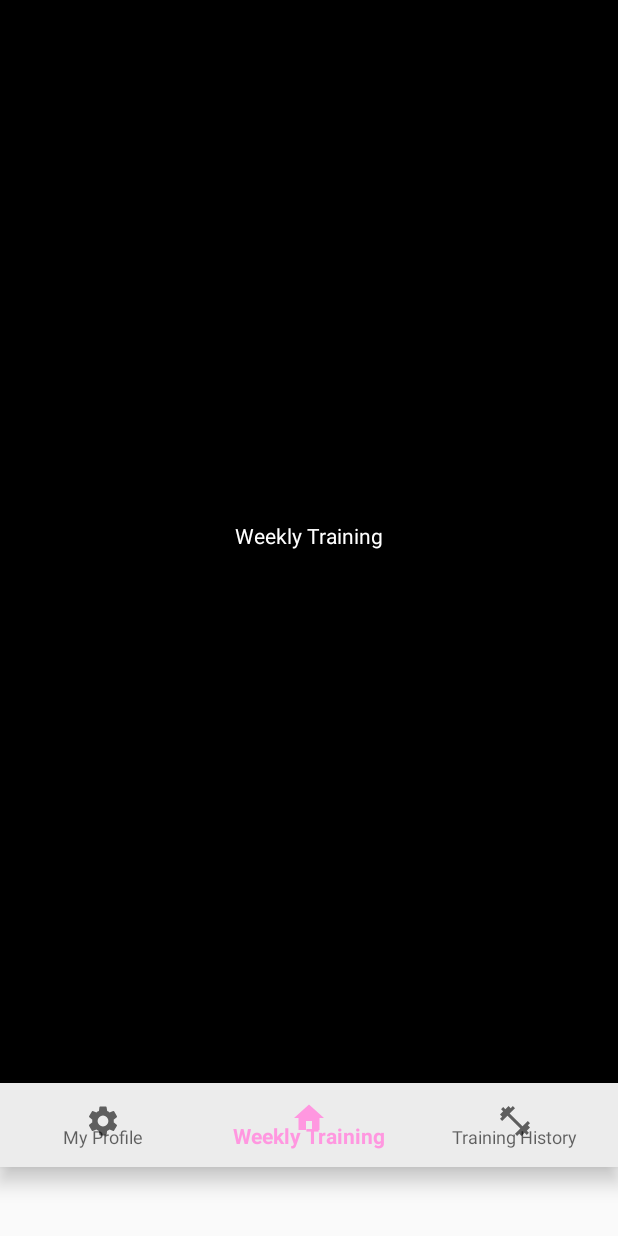
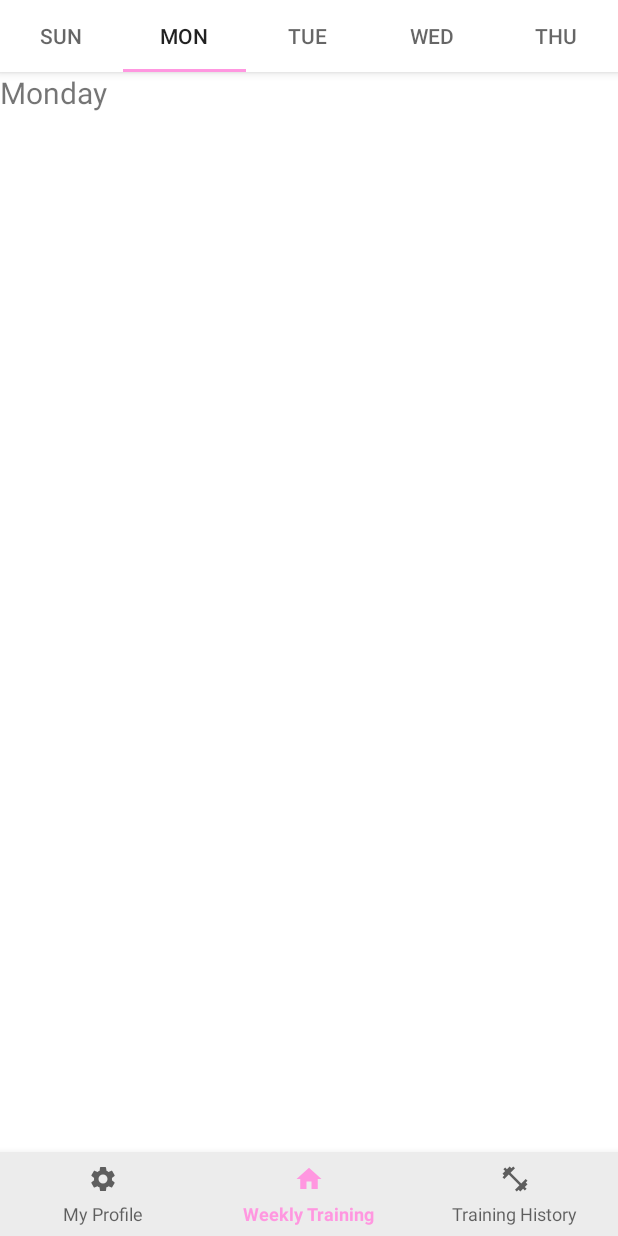
Before and after one commit to OrtalGeller/TrainWithMe, an Android app: the screen it shows after launch (MainActivity), item 2 of the bottom bar chosen, on a phone screen of 412 x 824 dp. Run offline under Robolectric (Android 15) with nearby library versions, the phone set to English and light mode, and no system bars.

Commit message:
TabLayout in WeeklyTrainingFragment

```diff
--- a/app/build.gradle
+++ b/app/build.gradle
@@ -24,6 +24,7 @@ dependencies {
     implementation 'com.android.support:appcompat-v7:28.0.0'
     implementation 'com.android.support:design:28.0.0'
     implementation 'com.android.support.constraint:constraint-layout:1.1.3'
+    implementation 'com.android.support:support-v4:28.0.0'
     testImplementation 'junit:junit:4.12'
     androidTestImplementation 'com.android.support.test:runner:1.0.2'
     androidTestImplementation 'com.android.support.test.espresso:espresso-core:3.0.2'
--- /dev/null
+++ b/app/src/main/java/com/example/trainwithme/MondayFragment.java
@@ -0,0 +1,29 @@
+package com.example.trainwithme;
+
+
+import android.os.Bundle;
+import android.support.v4.app.Fragment;
+import android.view.LayoutInflater;
+import android.view.View;
+import android.view.ViewGroup;
+
+
+/**
+ * A simple {@link Fragment} subclass.
+ */
+public class MondayFragment extends Fragment {
+
+
+    public MondayFragment() {
+        // Required empty public constructor
+    }
+
+
+    @Override
+    public View onCreateView(LayoutInflater inflater, ViewGroup container,
+                             Bundle savedInstanceState) {
+        // Inflate the layout for this fragment
+        return inflater.inflate(R.layout.fragment_monday, container, false);
+    }
+
+}
--- /dev/null
+++ b/app/src/main/java/com/example/trainwithme/SectionPagerAdapter.java
@@ -0,0 +1,40 @@
+package com.example.trainwithme;
+
+import android.support.annotation.Nullable;
+import android.support.v4.app.Fragment;
+import android.support.v4.app.FragmentManager;
+import android.support.v4.app.FragmentPagerAdapter;
+
+import java.util.ArrayList;
+import java.util.List;
+
+public class SectionPagerAdapter extends FragmentPagerAdapter {
+
+    private List<Fragment> fragmentList = new ArrayList<>();
+    private List<String> titleList = new ArrayList<>();
+
+    public SectionPagerAdapter(FragmentManager fm) {
+        super(fm);
+    }
+
+    @Override
+    public Fragment getItem(int i) {
+        return fragmentList.get(i);
+    }
+
+    @Override
+    public int getCount() {
+        return fragmentList.size();
+    }
+
+    @Nullable
+    @Override
+    public CharSequence getPageTitle(int position) {
+        return titleList.get(position);
+    }
+
+    public void addFragment(Fragment fragment, String title){
+        fragmentList.add(fragment);
+        titleList.add(title);
+    }
+}
--- /dev/null
+++ b/app/src/main/java/com/example/trainwithme/SundayFragment.java
@@ -0,0 +1,29 @@
+package com.example.trainwithme;
+
+
+import android.os.Bundle;
+import android.support.v4.app.Fragment;
+import android.view.LayoutInflater;
+import android.view.View;
+import android.view.ViewGroup;
+
+
+/**
+ * A simple {@link Fragment} subclass.
+ */
+public class SundayFragment extends Fragment {
+
+
+    public SundayFragment() {
+        // Required empty public constructor
+    }
+
+
+    @Override
+    public View onCreateView(LayoutInflater inflater, ViewGroup container,
+                             Bundle savedInstanceState) {
+        // Inflate the layout for this fragment
+        return inflater.inflate(R.layout.fragment_sunday, container, false);
+    }
+
+}
--- /dev/null
+++ b/app/src/main/java/com/example/trainwithme/ThursdayFragment.java
@@ -0,0 +1,29 @@
+package com.example.trainwithme;
+
+
+import android.os.Bundle;
+import android.support.v4.app.Fragment;
+import android.view.LayoutInflater;
+import android.view.View;
+import android.view.ViewGroup;
+
+
+/**
+ * A simple {@link Fragment} subclass.
+ */
+public class ThursdayFragment extends Fragment {
+
+
+    public ThursdayFragment() {
+        // Required empty public constructor
+    }
+
+
+    @Override
+    public View onCreateView(LayoutInflater inflater, ViewGroup container,
+                             Bundle savedInstanceState) {
+        // Inflate the layout for this fragment
+        return inflater.inflate(R.layout.fragment_thursday, container, false);
+    }
+
+}
--- /dev/null
+++ b/app/src/main/java/com/example/trainwithme/TuesdayFragment.java
@@ -0,0 +1,29 @@
+package com.example.trainwithme;
+
+
+import android.os.Bundle;
+import android.support.v4.app.Fragment;
+import android.view.LayoutInflater;
+import android.view.View;
+import android.view.ViewGroup;
+
+
+/**
+ * A simple {@link Fragment} subclass.
+ */
+public class TuesdayFragment extends Fragment {
+
+
+    public TuesdayFragment() {
+        // Required empty public constructor
+    }
+
+
+    @Override
+    public View onCreateView(LayoutInflater inflater, ViewGroup container,
+                             Bundle savedInstanceState) {
+        // Inflate the layout for this fragment
+        return inflater.inflate(R.layout.fragment_tuesday, container, false);
+    }
+
+}
--- /dev/null
+++ b/app/src/main/java/com/example/trainwithme/WednesdayFragment.java
@@ -0,0 +1,29 @@
+package com.example.trainwithme;
+
+
+import android.os.Bundle;
+import android.support.v4.app.Fragment;
+import android.view.LayoutInflater;
+import android.view.View;
+import android.view.ViewGroup;
+
+
+/**
+ * A simple {@link Fragment} subclass.
+ */
+public class WednesdayFragment extends Fragment {
+
+
+    public WednesdayFragment() {
+        // Required empty public constructor
+    }
+
+
+    @Override
+    public View onCreateView(LayoutInflater inflater, ViewGroup container,
+                             Bundle savedInstanceState) {
+        // Inflate the layout for this fragment
+        return inflater.inflate(R.layout.fragment_wednesday, container, false);
+    }
+
+}
--- a/app/src/main/java/com/example/trainwithme/WeeklyTrainingFragment.java
+++ b/app/src/main/java/com/example/trainwithme/WeeklyTrainingFragment.java
@@ -1,17 +1,111 @@
 package com.example.trainwithme;
+
 
 import android.os.Bundle;
 import android.support.annotation.NonNull;
 import android.support.annotation.Nullable;
+import android.support.design.widget.TabLayout;
 import android.support.v4.app.Fragment;
+import android.support.v4.view.ViewPager;
 import android.view.LayoutInflater;
 import android.view.View;
 import android.view.ViewGroup;
 
+
+
+import java.util.Calendar;
+
+
 public class WeeklyTrainingFragment extends Fragment {
+
+    View myFragment;
+    ViewPager viewPager;
+    TabLayout tabLayout;
+
+
+    public WeeklyTrainingFragment() {
+        //Required empty public constructor
+    }
+
+
     @Nullable
     @Override
     public View onCreateView(@NonNull LayoutInflater inflater, @Nullable ViewGroup container, @Nullable Bundle savedInstanceState) {
-        return inflater.inflate(R.layout.fragmeny_weekly_training,container,false);
+        myFragment = inflater.inflate(R.layout.fragment_weekly_training,container,false);
+
+        viewPager = myFragment.findViewById(R.id.viewPager);
+        tabLayout = myFragment.findViewById(R.id.tabLayout);
+
+
+
+
+
+
+
+
+        return myFragment;
     }
+
+    @Override
+    public void onActivityCreated(@Nullable Bundle savedInstanceState) {
+        super.onActivityCreated(savedInstanceState);
+
+        setUpViewPager(viewPager);
+        tabLayout.setupWithViewPager(viewPager);
+
+        tabLayout.addOnTabSelectedListener(new TabLayout.BaseOnTabSelectedListener() {
+            @Override
+            public void onTabSelected(TabLayout.Tab tab) {
+
+            }
+
+            @Override
+            public void onTabUnselected(TabLayout.Tab tab) {
+
+            }
+
+            @Override
+            public void onTabReselected(TabLayout.Tab tab) {
+
+            }
+        });
+
+    }
+
+    private void setUpViewPager(ViewPager viewPager) {
+        SectionPagerAdapter adapter = new SectionPagerAdapter(getChildFragmentManager());
+
+        adapter.addFragment(new SundayFragment(), "Sun");
+        adapter.addFragment(new MondayFragment(), "Mon");
+        adapter.addFragment(new TuesdayFragment(), "Tue");
+        adapter.addFragment(new WednesdayFragment(), "Wed");
+        adapter.addFragment(new ThursdayFragment(), "Thu");
+
+        viewPager.setAdapter(adapter);
+
+        viewPager.setCurrentItem(1, true);
+
+        Calendar calendar = Calendar.getInstance();
+        int dayOfTheWeek = calendar.get(Calendar.DAY_OF_WEEK);
+        if (Calendar.SUNDAY == dayOfTheWeek) {
+            viewPager.setCurrentItem(0, true);
+        } else if (Calendar.MONDAY == dayOfTheWeek) {
+            viewPager.setCurrentItem(1, true);
+        } else if (Calendar.TUESDAY == dayOfTheWeek) {
+            viewPager.setCurrentItem(2, true);
+        } else if (Calendar.WEDNESDAY == dayOfTheWeek) {
+            viewPager.setCurrentItem(3, true);
+        } else if (Calendar.THURSDAY == dayOfTheWeek) {
+            viewPager.setCurrentItem(4, true);
+        } else if (Calendar.FRIDAY == dayOfTheWeek) {
+            viewPager.setCurrentItem(4, true);
+        } else if (Calendar.SATURDAY == dayOfTheWeek) {
+            viewPager.setCurrentItem(4, true);
+        }
+
+
+    }
+
+
+
 }
--- a/app/src/main/res/layout/activity_main.xml
+++ b/app/src/main/res/layout/activity_main.xml
@@ -3,7 +3,8 @@
     xmlns:app="http://schemas.android.com/apk/res-auto"
     xmlns:tools="http://schemas.android.com/tools"
     android:layout_width="match_parent"
-    android:layout_height="match_parent">
+    android:layout_height="match_parent"
+    android:layout_weight="2">
 
     <FrameLayout
         android:id="@+id/fragment_container"
@@ -11,22 +12,24 @@
         android:layout_height="0dp"
         app:layout_constraintBottom_toTopOf="@+id/bottom_navigation_bar"
         app:layout_constraintEnd_toEndOf="parent"
+        app:layout_constraintHorizontal_bias="0.5"
         app:layout_constraintStart_toStartOf="parent"
-        app:layout_constraintVertical_weight="1"
-        app:layout_constraintTop_toTopOf="parent" />
+        app:layout_constraintTop_toTopOf="parent"
+        app:layout_constraintVertical_weight="1" />
 
     <android.support.design.widget.BottomNavigationView
         android:id="@+id/bottom_navigation_bar"
         android:layout_width="0dp"
-        android:layout_height="56dp"
-        android:layout_marginTop="675dp"
+        android:layout_height="wrap_content"
         android:background="@color/lightGray"
-        android:paddingTop="5dp"
-        android:paddingBottom="5dp"
+        style="@style/BottomNavigationView"
+        app:itemIconSize="20dp"
         app:layout_constraintBottom_toBottomOf="parent"
         app:layout_constraintEnd_toEndOf="parent"
+        app:layout_constraintHorizontal_bias="0.5"
         app:layout_constraintStart_toStartOf="parent"
-        app:layout_constraintTop_toTopOf="parent"
+        app:layout_constraintTop_toBottomOf="@+id/fragment_container"
+        app:layout_constraintVertical_weight="1"
         app:menu="@menu/bottom_navigation_bar" />
 
 </android.support.constraint.ConstraintLayout>
--- /dev/null
+++ b/app/src/main/res/layout/fragment_monday.xml
@@ -0,0 +1,17 @@
+<?xml version="1.0" encoding="utf-8"?>
+<RelativeLayout xmlns:android="http://schemas.android.com/apk/res/android"
+    xmlns:tools="http://schemas.android.com/tools"
+    android:layout_width="match_parent"
+    android:layout_height="match_parent"
+    tools:context=".MondayFragment">
+
+    <!-- TODO: Update blank fragment layout -->
+    <TextView
+        android:layout_width="match_parent"
+        android:layout_height="match_parent"
+        android:textAlignment="center"
+        android:textSize="20sp"
+        android:layout_centerInParent="true"
+        android:text="@string/monday" />
+
+</RelativeLayout>
--- a/app/src/main/res/layout/fragment_my_profile.xml
+++ b/app/src/main/res/layout/fragment_my_profile.xml
@@ -271,8 +271,6 @@
         android:id="@+id/radioGroup_beginner_advanced"
         android:layout_width="0dp"
         android:layout_height="wrap_content"
-        android:layout_marginStart="8dp"
-        android:layout_marginLeft="8dp"
         android:layout_marginTop="8dp"
         android:orientation="horizontal"
         android:weightSum="2"
@@ -293,7 +291,6 @@
             android:button="@android:color/transparent"
             android:checked="true"
             android:gravity="center|center_horizontal|center_vertical"
-            android:onClick="checkButton"
             android:paddingTop="5dp"
             android:paddingBottom="5dp"
             android:text="@string/beginner"
@@ -318,7 +315,6 @@
             android:background="@drawable/round_corner_button_grey"
             android:button="@android:color/transparent"
             android:gravity="center|center_horizontal|center_vertical"
-            android:onClick="checkButton"
             android:paddingTop="5dp"
             android:paddingBottom="5dp"
             android:text="@string/advanced"
--- /dev/null
+++ b/app/src/main/res/layout/fragment_weekly_training.xml
@@ -0,0 +1,35 @@
+<?xml version="1.0" encoding="utf-8"?>
+<LinearLayout
+    xmlns:android="http://schemas.android.com/apk/res/android"
+    xmlns:app="http://schemas.android.com/apk/res-auto"
+    xmlns:tools="http://schemas.android.com/tools"
+    android:layout_width="match_parent"
+    android:layout_height="match_parent"
+    android:background="@color/white"
+    android:orientation="vertical">
+
+    <android.support.design.widget.AppBarLayout
+        android:id="@+id/appBarLayout"
+        android:layout_width="match_parent"
+        android:layout_height="wrap_content"
+        android:background="@color/white">
+
+        <android.support.design.widget.TabLayout
+            android:id="@+id/tabLayout"
+            android:layout_width="match_parent"
+            android:layout_height="wrap_content">
+
+        </android.support.design.widget.TabLayout>
+
+    </android.support.design.widget.AppBarLayout>
+
+    <android.support.v4.view.ViewPager
+        android:id="@+id/viewPager"
+        android:layout_width="match_parent"
+        android:layout_height="match_parent"
+        app:layout_constraintBottom_toTopOf="@+id/appBarLayout">
+
+    </android.support.v4.view.ViewPager>
+
+
+</LinearLayout>
--- a/app/src/main/res/layout/fragmeny_weekly_training.xml
+++ /dev/null
@@ -1,25 +0,0 @@
-<?xml version="1.0" encoding="utf-8"?>
-<android.support.constraint.ConstraintLayout
-    xmlns:android="http://schemas.android.com/apk/res/android"
-    xmlns:app="http://schemas.android.com/apk/res-auto"
-    xmlns:tools="http://schemas.android.com/tools"
-    android:layout_width="match_parent"
-    android:layout_height="match_parent"
-    android:background="@color/black">
-
-    <TextView
-        android:id="@+id/textView"
-        android:layout_width="wrap_content"
-        android:layout_height="wrap_content"
-        android:layout_marginStart="8dp"
-        android:layout_marginLeft="8dp"
-        android:layout_marginEnd="8dp"
-        android:layout_marginRight="8dp"
-        android:layout_marginBottom="8dp"
-        android:text="@string/my_weekly_training_icon"
-        android:textColor="@color/white"
-        app:layout_constraintBottom_toBottomOf="parent"
-        app:layout_constraintEnd_toEndOf="parent"
-        app:layout_constraintStart_toStartOf="parent"
-        app:layout_constraintTop_toTopOf="parent" />
-</android.support.constraint.ConstraintLayout>
--- a/app/src/main/res/values/styles.xml
+++ b/app/src/main/res/values/styles.xml
@@ -5,7 +5,7 @@
         <!-- Customize your theme here. -->
         <item name="colorPrimary">@color/Pink</item>
         <item name="colorPrimaryDark">@color/black</item>
-        <item name="colorAccent">@color/white</item>
+        <item name="colorAccent">@color/Pink</item>
     </style>
 
     <style name="AppTheme.Launcher" parent="Theme.AppCompat.Light.NoActionBar">
@@ -13,4 +13,23 @@
         <item name="android:windowBackground">@drawable/splash_screen </item>
     </style>
 
+    <style name="BottomNavigationView">
+        <item name="itemTextAppearanceActive">@style/TextAppearance.BottomNavigationView.Active</item>
+        <item name="itemTextAppearanceInactive">@style/TextAppearance.BottomNavigationView.Inactive</item>
+    </style>
+
+    <!-- blank styles for better code readability-->
+    <style name="TextAppearance"/>
+    <style name="TextAppearance.BottomNavigationView"/>
+
+    <!-- inactive tab icon style -->
+    <style name="TextAppearance.BottomNavigationView.Inactive">
+        <item name="android:textSize">12sp</item>
+    </style>
+
+    <!-- active tab icon style -->
+    <style name="TextAppearance.BottomNavigationView.Active">
+        <item name="android:textSize">12sp</item>
+    </style>
+
 </resources>
```
Also changed, not shown: app/src/main/java/com/example/trainwithme/MyProfileFragment.java (+14 -6 lines), app/src/main/res/layout/fragment_sunday.xml (added, +17 -0 lines), app/src/main/res/layout/fragment_thursday.xml (added, +17 -0 lines), app/src/main/res/layout/fragment_tuesday.xml (added, +17 -0 lines), app/src/main/res/layout/fragment_wednesday.xml (added, +17 -0 lines), app/src/main/res/values/strings.xml (+12 -1 lines).
